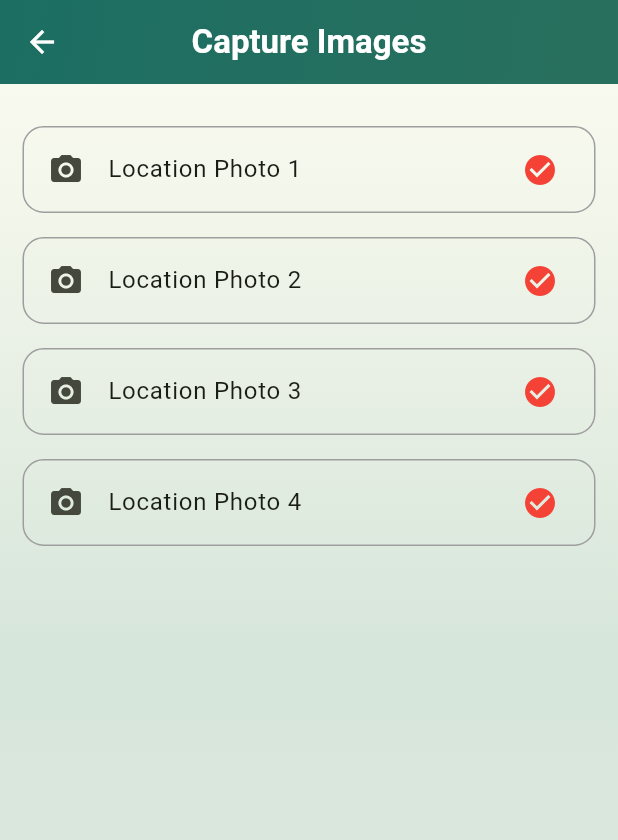
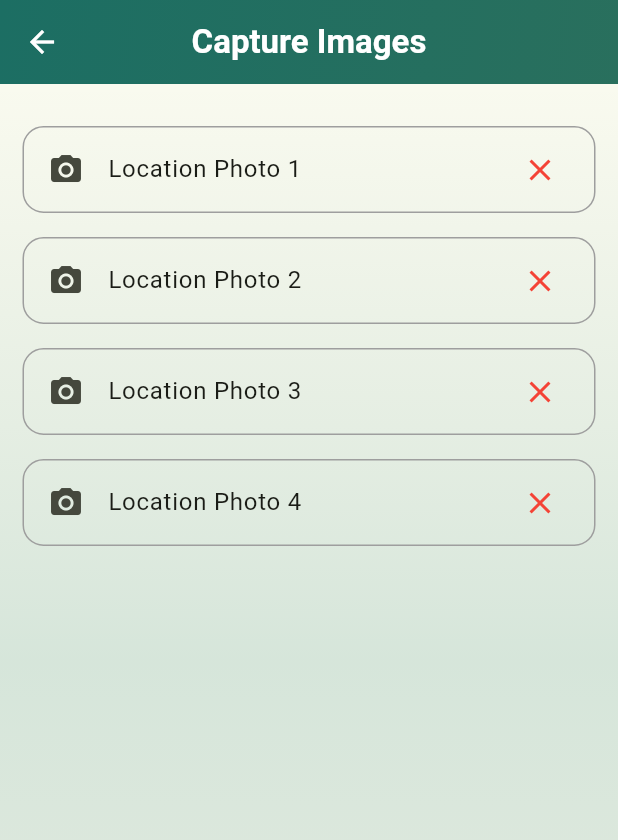
Before and after one commit to abhijeeeth/T-gram, a Flutter app: the ImageCapturePage screen opened directly with empty values, on a phone screen of 412 x 824 dp. Shown: the top 840 px of the screen. Run offline on Flutter 3.47's test engine with Material 3 defaults, Android fonts, the light colour scheme and no system bars; our stand-ins replace bloc, dio, file_picker, flutter_bloc, fluttertoast, geocoding and 15 more; missing offline and left inert: flutter_downloader, geolocator_web, image_picker_for_web, mobile_scanner, schedulers, shared_preferences_web; accounts and stored records are empty.

Commit message:
feat: improve loading state handling and UI feedback in image capture page

```diff
--- a/lib/image_capture_page.dart
+++ b/lib/image_capture_page.dart
@@ -26,12 +26,19 @@ class _ImageCapturePageState extends State<ImageCapturePage> {
   List<String> longitudes = List.generate(4, (_) => "");
 
   Future<void> getLocationAndImage(int index) async {
+    setState(() {
+      isLoading = true;
+    });
+
     // Check location permission
     LocationPermission permission = await Geolocator.checkPermission();
     if (permission == LocationPermission.denied) {
       permission = await Geolocator.requestPermission();
       if (permission == LocationPermission.denied) {
         Fluttertoast.showToast(msg: "Location permission denied");
+        setState(() {
+          isLoading = false;
+        });
         return;
       }
     }
@@ -57,6 +64,10 @@ class _ImageCapturePageState extends State<ImageCapturePage> {
       }
     } catch (e) {
       Fluttertoast.showToast(msg: "Error: $e");
+    } finally {
+      setState(() {
+        isLoading = false;
+      });
     }
   }
 
@@ -90,7 +101,7 @@ class _ImageCapturePageState extends State<ImageCapturePage> {
         leading: const Icon(Icons.camera_alt),
         title: Text("Location Photo ${index + 1}"),
         trailing: Icon(
-          Icons.check_circle,
+          images[index] == null ? Icons.close : Icons.check_circle,
           color: images[index] == null ? Colors.red : Colors.green,
         ),
         onTap: () => getLocationAndImage(index),
@@ -160,9 +171,10 @@ class _ImageCapturePageState extends State<ImageCapturePage> {
                       child: const Padding(
                         padding: EdgeInsets.all(12),
                         child: Text(
-                          "Submit Images",
+                          "Submit",
                           style: TextStyle(
                             fontSize: 16,
+                            color: Colors.white,
                             fontWeight: FontWeight.bold,
                           ),
                         ),
@@ -172,10 +184,21 @@ class _ImageCapturePageState extends State<ImageCapturePage> {
               ],
             ),
             if (isLoading)
-              const Center(
-                child: CircularProgressIndicator(
-                  valueColor: AlwaysStoppedAnimation<Color>(
-                    Color.fromARGB(255, 28, 110, 99),
+              Center(
+                child: Container(
+                  width: double.infinity,
+                  height: double.infinity,
+                  color: const Color.fromARGB(73, 255, 255, 255),
+                  child: const SizedBox(
+                    width: 50,
+                    height: 50,
+                    child: Center(
+                      child: CircularProgressIndicator(
+                        valueColor: AlwaysStoppedAnimation<Color>(
+                          Color.fromARGB(255, 28, 110, 99),
+                        ),
+                      ),
+                    ),
                   ),
                 ),
               ),
```
